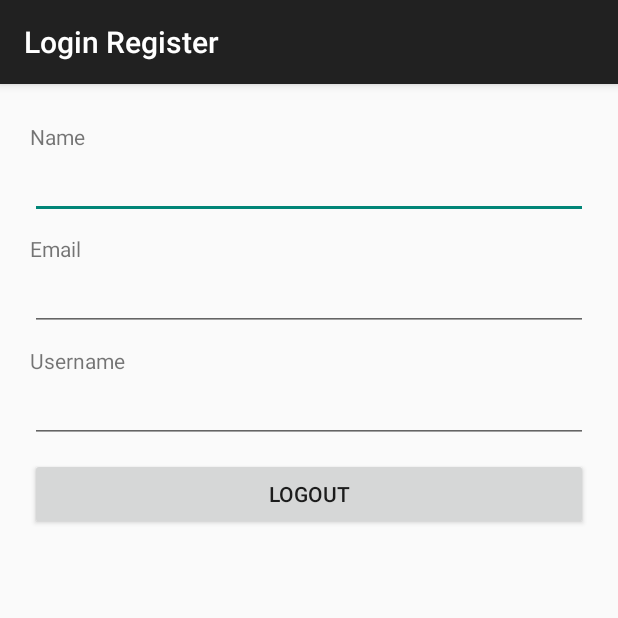
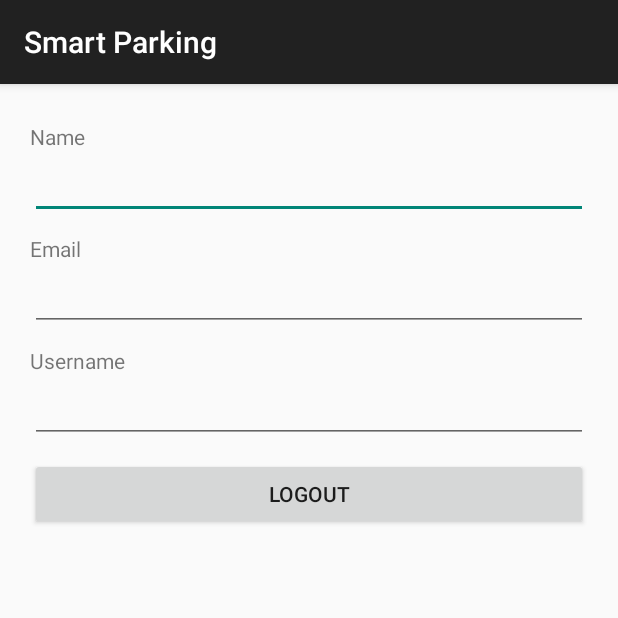
Before and after one commit to graebi/SmartParking, an Android app: the MainActivity screen opened directly, with no data from a screen before it, on a phone screen of 412 x 824 dp, the top half of it. Run offline under Robolectric (Android 15) with nearby library versions, the phone set to English and light mode, and no system bars.

Commit message:
Login and Registration is working fine. As soon user registered user data are dispalyed. NO password hashing is implemented

```diff
--- a/app/build.gradle
+++ b/app/build.gradle
@@ -26,4 +26,5 @@ dependencies {
 }
 dependencies {
     compile 'org.jbundle.util.osgi.wrapped:org.jbundle.util.osgi.wrapped.org.apache.http.client:4.1.2'
+    compile 'com.android.support:appcompat-v7:22.2.0'
 }
--- a/app/src/main/java/de/tg76/smartparking/MainActivity.java
+++ b/app/src/main/java/de/tg76/smartparking/MainActivity.java
@@ -3,15 +3,13 @@ package de.tg76.smartparking;
 import android.content.Intent;
 import android.support.v7.app.AppCompatActivity;
 import android.os.Bundle;
-import android.view.Menu;
-import android.view.MenuItem;
 import android.view.View;
 import android.widget.Button;
 import android.widget.EditText;
 
 public class MainActivity extends AppCompatActivity implements View.OnClickListener{
 
-    //Variable to hold value from activity_register.xml form
+    //Variable to hold values from activity form
     EditText etName, etEmail, etUsername;
     Button bLogout;
     UserLocalStore userLocalStore;
@@ -25,6 +23,7 @@ public class MainActivity extends AppCompatActivity implements View.OnClickListe
         etName = (EditText) findViewById(R.id.etName);
         etEmail = (EditText) findViewById(R.id.etEmail);
         etUsername = (EditText) findViewById(R.id.etUsername);
+
         bLogout = (Button)findViewById(R.id.bLogout);
 
         //Creating listener for button bLogout
@@ -34,12 +33,12 @@ public class MainActivity extends AppCompatActivity implements View.OnClickListe
         userLocalStore = new UserLocalStore(this);
     }
 
+    //Anytime the main activity opens -> verify if user is logged on otherwise start Login.class
     @Override
-
     protected void onStart(){
         super.onStart();
         //Check if user is logged in => if so start displayUserDetails function otherwise start Login.class activity
-        if(authentication() == true){
+        if(authentication()){
             displayUserDetails();
         }else{
             startActivity(new Intent(MainActivity.this,Login.class));
--- a/app/src/main/java/de/tg76/smartparking/Register.java
+++ b/app/src/main/java/de/tg76/smartparking/Register.java
@@ -34,7 +34,7 @@ public class Register extends AppCompatActivity implements View.OnClickListener{
     //Register customer
     @Override
     public void onClick(View v) {
-        //Check ID value
+        //Check ID value for bRegister
         switch (v.getId()){
             case R.id.bRegister:
                 String name = etName.getText().toString();
@@ -44,6 +44,7 @@ public class Register extends AppCompatActivity implements View.OnClickListener{
 
                 //Create instance of user object
                 User user = new User(name,email,username,password);
+
                 //Store user data - calling function
                 registerUser(user);
                 break;
--- a/app/src/main/java/de/tg76/smartparking/UserLocalStore.java
+++ b/app/src/main/java/de/tg76/smartparking/UserLocalStore.java
@@ -11,7 +11,7 @@ public class UserLocalStore {
 
     //Static variable for holding user data
     public static final String SP_NAME = "userDetails";
-    SharedPreferences userLocalDatabase;
+    SharedPreferences userLocalDatabase; //allows to store data on the phone
 
     //Constructor
     //Get context of current state of the SP_NAME file which stores the user details
@@ -29,7 +29,7 @@ public class UserLocalStore {
         spEditor.commit();
     }
 
-    //Function getting data of user which is logged in - returns user
+    //Function retrieving attributes of user which is stored on the local database
     public  User getLoggedInUser(){
         String name = userLocalDatabase. getString("name", "");
         String email = userLocalDatabase.getString("email", "");
@@ -37,11 +37,10 @@ public class UserLocalStore {
         String password = userLocalDatabase.getString("password","");
 
         //Creating new user and return
-        User storedUser = new User(name, email,username,password );
-        return storedUser;
+        return new User(name, email,username,password );
     }
 
-    //Function to set loggedIn if user is logged in
+    //Function to set loggedIn if user is logged on to the mobile
     public void setUserLoggedIn(boolean loggedIn){
         SharedPreferences.Editor spEditor = userLocalDatabase.edit();
         spEditor.putBoolean("loggedIn",loggedIn);
@@ -50,13 +49,13 @@ public class UserLocalStore {
 
     //Function if user is logged in or out to application
     public boolean getUserLoggedIn(){
-        if(userLocalDatabase.getBoolean("loggedIn",false) == true){
-            return true;
-        }else{
+        //Set default loggedIn value to false
+        if(userLocalDatabase.getBoolean("loggedIn",false) == true) return true;
+        else{
             return false;
         }
     }
-    //Function to clear user data
+    //Function to clear user data on SharedPreferences
     public void clearUserData(){
         SharedPreferences.Editor spEditor = userLocalDatabase.edit();
         spEditor.clear();
--- a/app/src/main/res/layout/activity_main.xml
+++ b/app/src/main/res/layout/activity_main.xml
@@ -1,9 +1,8 @@
 <LinearLayout xmlns:android="http://schemas.android.com/apk/res/android"
-    xmlns:tools="http://schemas.android.com/tools"
-    android:orientation="vertical"
     android:layout_height="match_parent"
     android:padding="20dp"
-    android:layout_width="match_parent" >
+    android:layout_width="match_parent"
+    android:orientation="vertical">
 
     <TextView
         android:layout_width="wrap_content"
--- a/app/src/main/res/values/strings.xml
+++ b/app/src/main/res/values/strings.xml
@@ -1,5 +1,5 @@
 <resources>
-    <string name="app_name">Login Register</string>
+    <string name="app_name">Smart Parking</string>
 
     <string name="hello_world">Hello world!</string>
     <string name="action_settings">Settings</string>
```
Also changed, not shown: app/src/main/java/de/tg76/smartparking/GetUserCallback.java (+4 -3 lines), app/src/main/java/de/tg76/smartparking/Login.java (+4 -5 lines), app/src/main/java/de/tg76/smartparking/ServerRequests.java (+23 -22 lines), app/src/main/java/de/tg76/smartparking/User.java (+3 -4 lines).
